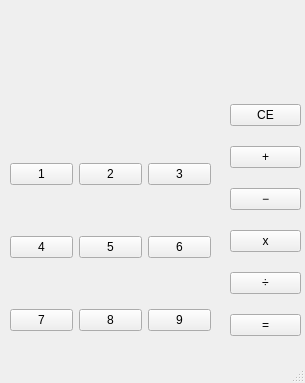
nealgopani/Calculator, file calculator.ui: the form before one commit.
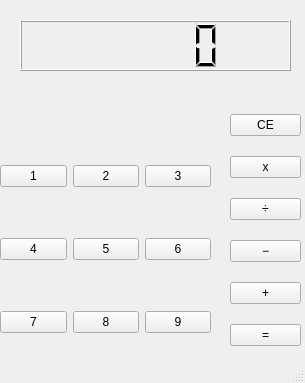
The form after the commit.

Commit message: Changed the UI to have a LCD display

The edit to the form file:
```diff
--- a/calculator.ui
+++ b/calculator.ui
@@ -2,6 +2,14 @@
 <ui version="4.0">
  <class>MainWindow</class>
  <widget class="QMainWindow" name="MainWindow">
+  <property name="geometry">
+   <rect>
+    <x>0</x>
+    <y>0</y>
+    <width>305</width>
+    <height>383</height>
+   </rect>
+  </property>
   <property name="minimumSize">
    <size>
     <width>305</width>
@@ -22,7 +30,7 @@
     <property name="geometry">
      <rect>
       <x>230</x>
-      <y>90</y>
+      <y>100</y>
       <width>71</width>
       <height>261</height>
      </rect>
@@ -35,20 +43,6 @@
        </property>
       </widget>
      </item>
-     <item>
-      <widget class="QPushButton" name="pushButton_14">
-       <property name="text">
-        <string>+</string>
-       </property>
-      </widget>
-     </item>
-     <item>
-      <widget class="QPushButton" name="pushButton_13">
-       <property name="text">
-        <string>−</string>
-       </property>
-      </widget>
-     </item>
      <item>
       <widget class="QPushButton" name="pushButton_12">
        <property name="text">
@@ -63,6 +57,20 @@
        </property>
       </widget>
      </item>
+     <item>
+      <widget class="QPushButton" name="pushButton_13">
+       <property name="text">
+        <string>−</string>
+       </property>
+      </widget>
+     </item>
+     <item>
+      <widget class="QPushButton" name="pushButton_14">
+       <property name="text">
+        <string>+</string>
+       </property>
+      </widget>
+     </item>
      <item>
       <widget class="QPushButton" name="pushButton_15">
        <property name="text">
@@ -72,12 +80,12 @@
      </item>
     </layout>
    </widget>
-   <widget class="QWidget" name="">
+   <widget class="QWidget" name="layoutWidget">
     <property name="geometry">
      <rect>
-      <x>10</x>
-      <y>118</y>
-      <width>201</width>
+      <x>0</x>
+      <y>120</y>
+      <width>211</width>
       <height>261</height>
      </rect>
     </property>
@@ -147,6 +155,17 @@
      </item>
     </layout>
    </widget>
+   <widget class="QLCDNumber" name="lcdNumber">
+    <property name="geometry">
+     <rect>
+      <x>20</x>
+      <y>20</y>
+      <width>271</width>
+      <height>51</height>
+     </rect>
+    </property>
+   </widget>
+   <zorder>layoutWidget</zorder>
    <zorder>verticalLayoutWidget</zorder>
    <zorder></zorder>
    <zorder></zorder>
```
Left out of the diff: 25 changed lines with no effect on the pictures.
